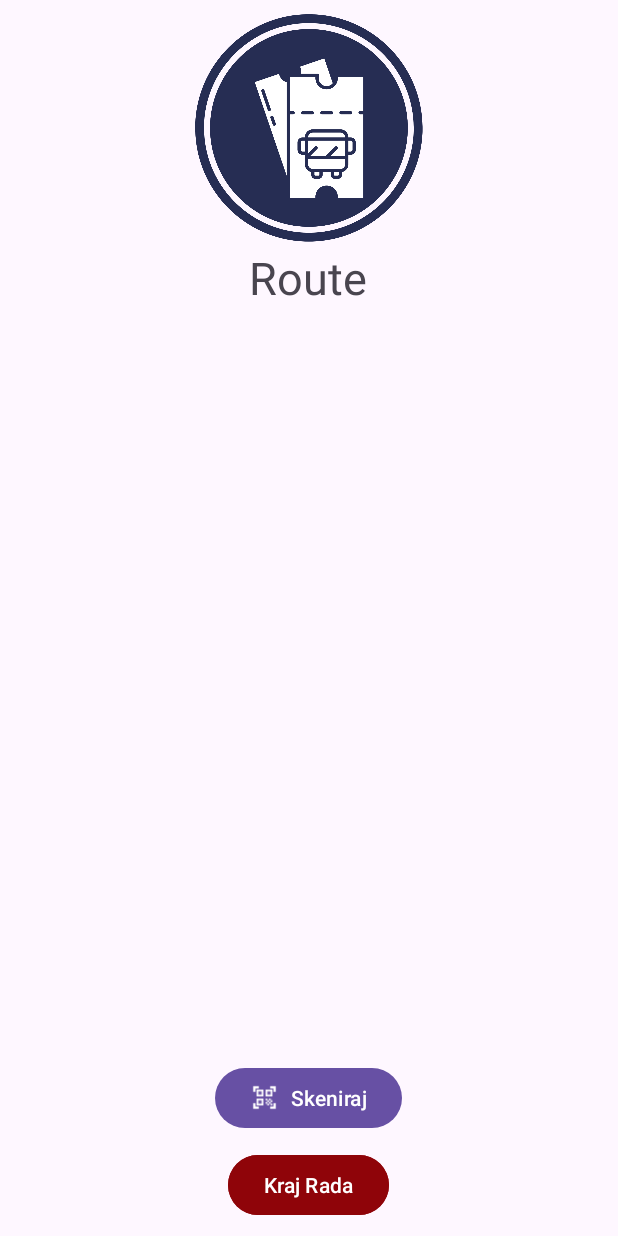
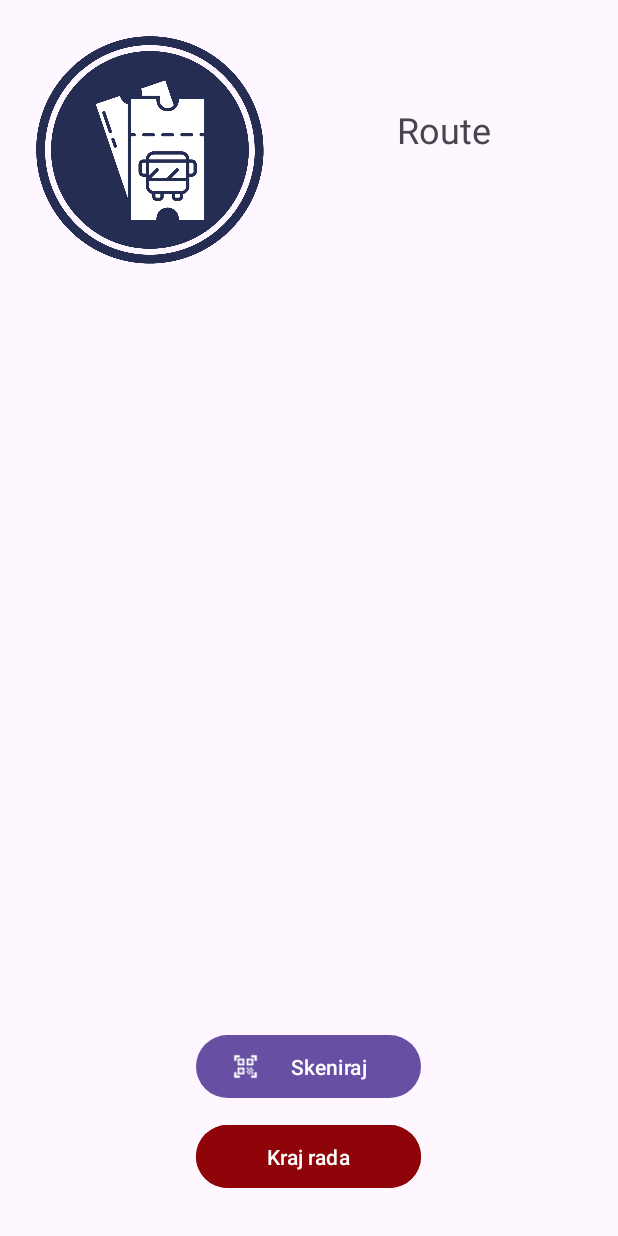
Before and after one commit to PavleKoljancic/TerminalApp, an Android app: the MainActivity screen opened directly, with no data from a screen before it, on a phone screen of 412 x 824 dp. Run offline under Robolectric (Android 15) with nearby library versions, the phone set to English and light mode, and no system bars; libraries missing offline, so code that uses them is left out: com.journeyapps.barcodescanner; 3 statements that could not run were skipped.

Commit message:
Male izmjene na UI-u

```diff
--- a/app/src/main/AndroidManifest.xml
+++ b/app/src/main/AndroidManifest.xml
@@ -24,6 +24,7 @@
         android:usesCleartextTraffic="true"
         tools:targetApi="31">
         <activity
+            android:screenOrientation="portrait"
             android:name=".MainActivity"
             android:exported="false" />
         <activity
@@ -33,15 +34,19 @@
             android:stateNotNeeded="true"
             android:theme="@style/zxing_CaptureTheme"/>
         <activity
+            android:screenOrientation="portrait"
             android:name=".RegisterTerminalActivity"
             android:exported="false" />
         <activity
+            android:screenOrientation="portrait"
             android:name=".LoginActivity"
             android:exported="false" />
         <activity
+            android:screenOrientation="portrait"
             android:name=".ChooseRouteActivity"
             android:exported="false" />
         <activity
+            android:screenOrientation="portrait"
             android:name=".InitActivity"
             android:exported="true">
             <intent-filter>
--- a/app/src/main/res/layout/activity_main.xml
+++ b/app/src/main/res/layout/activity_main.xml
@@ -9,24 +9,25 @@
 
         <TextView
             android:id="@+id/routeText"
-            android:layout_width="wrap_content"
+            android:layout_width="0dp"
             android:layout_height="wrap_content"
-            android:layout_marginTop="-20dp"
+            android:layout_marginTop="70dp"
+            android:layout_marginEnd="20dp"
             android:scaleType="centerCrop"
             android:text="Route"
-            android:textSize="30dp"
+            android:textAlignment="center"
+            android:textSize="24sp"
             app:layout_constraintEnd_toEndOf="parent"
-            app:layout_constraintHorizontal_bias="0.498"
-            app:layout_constraintStart_toStartOf="parent"
-            app:layout_constraintTop_toBottomOf="@+id/logoImage" />
+            app:layout_constraintStart_toEndOf="@+id/logoImage"
+            app:layout_constraintTop_toTopOf="parent" />
 
         <Button
             android:id="@+id/exitButton"
-            android:layout_width="wrap_content"
-            android:layout_height="wrap_content"
-            android:layout_marginBottom="10dp"
+            android:layout_width="150dp"
+            android:layout_height="50dp"
+            android:layout_marginBottom="28dp"
             android:backgroundTint="#8F0409"
-            android:text="Kraj Rada"
+            android:text="Kraj rada"
             app:layout_constraintBottom_toBottomOf="parent"
             app:layout_constraintEnd_toEndOf="parent"
             app:layout_constraintHorizontal_bias="0.498"
@@ -36,7 +37,7 @@
             android:id="@+id/progressMain"
             android:layout_width="100dp"
             android:layout_height="100dp"
-            android:layout_marginTop="5dp"
+            android:layout_marginTop="100dp"
             android:indeterminate="true"
             android:visibility="invisible"
             app:layout_constraintEnd_toEndOf="parent"
@@ -88,9 +89,7 @@
             android:id="@+id/logoImage"
             android:layout_width="200dp"
             android:layout_height="200dp"
-            android:layout_marginTop="-15dp"
             android:src="@drawable/icon_no_bg"
-            app:layout_constraintEnd_toEndOf="parent"
             app:layout_constraintStart_toStartOf="parent"
             app:layout_constraintTop_toTopOf="parent" />
 
@@ -117,10 +116,11 @@
 
         <Button
             android:id="@+id/qr_code_btn"
-            android:layout_width="wrap_content"
-            android:layout_height="wrap_content"
+            android:layout_width="150dp"
+            android:layout_height="50dp"
             android:layout_marginBottom="10dp"
             android:text="Skeniraj"
+            app:cornerRadius="50dp"
             app:icon="@drawable/qr_code"
             app:layout_constraintBottom_toTopOf="@+id/exitButton"
             app:layout_constraintEnd_toEndOf="parent"
--- a/app/src/main/res/layout/activity_register_terminal.xml
+++ b/app/src/main/res/layout/activity_register_terminal.xml
@@ -47,10 +47,10 @@
         android:layout_width="wrap_content"
         android:layout_height="wrap_content"
         android:layout_marginTop="15dp"
-        android:text="e-Ticket \n Terminalska applikacija "
+        android:text="e-Ticket \n Terminalska aplikacija "
         android:textAlignment="center"
         android:textColor="#262D52"
-        android:textSize="24sp"
+        android:textSize="20sp"
         app:layout_constraintStart_toEndOf="@+id/imageViewReg"
         app:layout_constraintTop_toTopOf="parent" />
 
--- a/app/src/main/res/layout/logout_dialog.xml
+++ b/app/src/main/res/layout/logout_dialog.xml
@@ -11,7 +11,7 @@
         android:layout_height="wrap_content"
         android:layout_marginStart="5dp"
         android:layout_marginTop="5dp"
-        android:text="Da bi ste završili sa radom morate da unesete PIN"
+        android:text="Da biste završili sa radom morate da unesete PIN"
         android:textSize="24sp"
         app:layout_constraintStart_toStartOf="parent"
         app:layout_constraintTop_toTopOf="parent" />
```
Also changed, not shown: app/src/main/java/test/designe/app/terminalapp/InitActivity.java (+6 -0 lines), app/src/main/java/test/designe/app/terminalapp/LoginActivity.java (+4 -3 lines), app/src/main/java/test/designe/app/terminalapp/MainActivity.java (+11 -4 lines), app/src/main/java/test/designe/app/terminalapp/retrofit/MyURL.java (+1 -1 lines), app/src/main/java/test/designe/app/terminalapp/retrofit/RetrofitService.java (+1 -0 lines).
